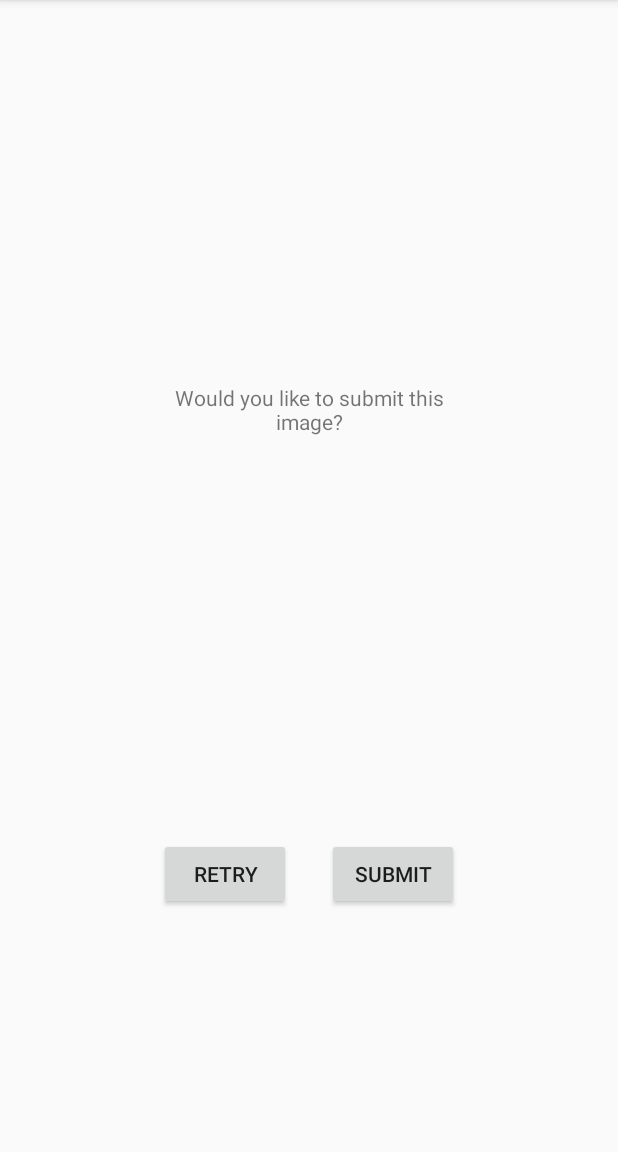
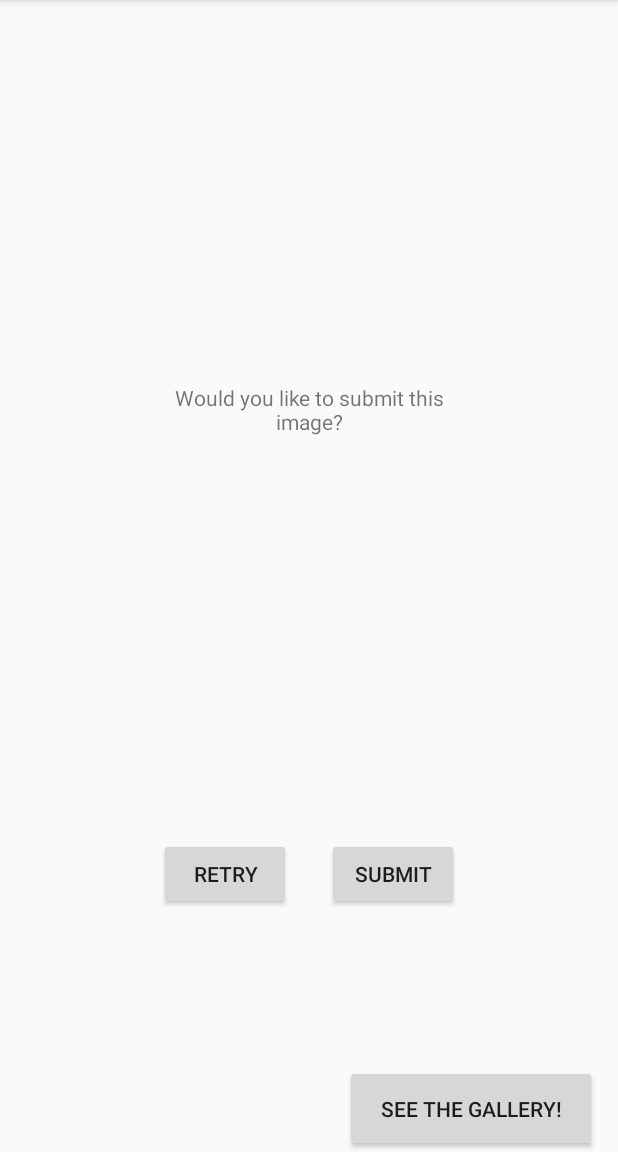
Before and after one commit to corbin-mcguire/SeeMunchies, an Android app: the StagingActivity screen opened directly, with no data from a screen before it, on a phone screen of 412 x 824 dp, the part 84-1236 px from its top. Run offline under Robolectric (Android 15) with nearby library versions, the phone set to English and light mode, and no system bars; 2 statements that could not run were skipped.

Commit message:
Commit to resolve merge.

```diff
--- a/app/src/main/java/com/ceg4110/seemunchies/StagingActivity.java
+++ b/app/src/main/java/com/ceg4110/seemunchies/StagingActivity.java
@@ -26,6 +26,7 @@ public class StagingActivity extends AppCompatActivity {
     ImageView imagePreview;
     Button retryButton;
     Button submitButton;
+    Button galleryButton;
 
     @Override
     protected void onCreate(Bundle savedInstanceState) {
@@ -37,6 +38,7 @@ public class StagingActivity extends AppCompatActivity {
         retryButton = findViewById(R.id.retryButton);
         submitButton = findViewById(R.id.submitButton);
         submitConfirmTextView = findViewById(R.id.submitConfirmTextView);
+        galleryButton = findViewById(R.id.galleryButton);
 
         imageFile = (File) getIntent().getExtras().get("imageFile"); // Get file from MainActivity
         String filePath = imageFile.getPath(); // get filepath
@@ -80,5 +82,13 @@ public class StagingActivity extends AppCompatActivity {
                 }
             }
         });
+
+        galleryButton.setOnClickListener(new View.OnClickListener() {
+            @Override
+            public void onClick(View v) {
+                Intent galleryIntent = new Intent(StagingActivity.this, GalleryActivity.class);
+                startActivity(galleryIntent);
+            }
+        });
     }
 }
--- a/app/src/main/res/layout/activity_staging.xml
+++ b/app/src/main/res/layout/activity_staging.xml
@@ -42,4 +42,13 @@
         android:layout_alignEnd="@+id/submitConfirmTextView"
         android:text="submit" />
 
+    <Button
+        android:id="@+id/galleryButton"
+        android:layout_width="168dp"
+        android:layout_height="58dp"
+        android:layout_alignParentBottom="true"
+        android:layout_marginStart="-76dp"
+        android:layout_toEndOf="@+id/imagePreview"
+        android:text="See The Gallery!" />
+
 </RelativeLayout>
```
Also changed, not shown: app/src/main/java/com/ceg4110/seemunchies/GalleryActivity.java (+25 -2 lines).
